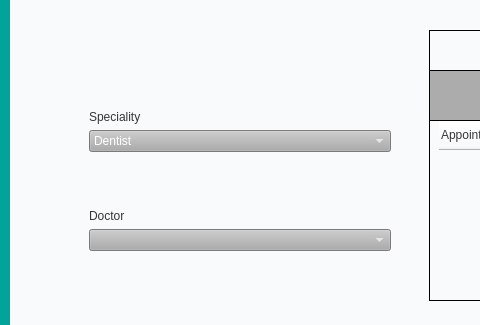
Above: src/gui/ui/MainWindow2.ui from RoronoaZoro321/Healthcare-Management-System before the change; both pictures show x 221 to 701 and y 0 to 325 of the 1251 by 720 pixel window. Below: the same form after it.
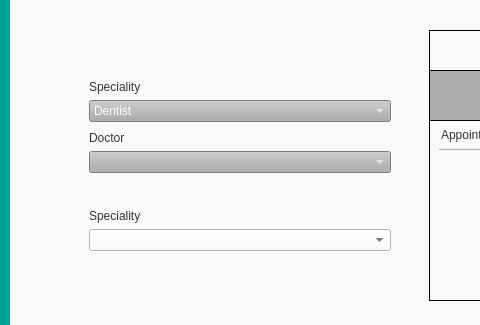
That is the form after the change. Icons and pictures are not drawn.

Patch:
```diff
--- a/src/gui/ui/MainWindow2.ui
+++ b/src/gui/ui/MainWindow2.ui
@@ -335,9 +335,9 @@
           <property name="geometry">
            <rect>
             <x>110</x>
-            <y>120</y>
+            <y>90</y>
             <width>302</width>
-            <height>141</height>
+            <height>171</height>
            </rect>
           </property>
           <layout class="QVBoxLayout" name="verticalLayout_4">
@@ -353,7 +353,7 @@
             </widget>
            </item>
            <item>
-            <widget class="QComboBox" name="Speciality">
+            <widget class="QComboBox" name="Department">
              <property name="styleSheet">
               <string notr="true">background: #ACACAC;
 font: 12pt &quot;Cambria&quot;;
@@ -424,6 +424,29 @@
              </property>
             </widget>
            </item>
+           <item>
+            <spacer name="verticalSpacer_3">
+             <property name="orientation">
+              <enum>Qt::Vertical</enum>
+             </property>
+             <property name="sizeHint" stdset="0">
+              <size>
+               <width>20</width>
+               <height>40</height>
+              </size>
+             </property>
+            </spacer>
+           </item>
+           <item>
+            <widget class="QLabel" name="label_8">
+             <property name="text">
+              <string>Speciality</string>
+             </property>
+            </widget>
+           </item>
+           <item>
+            <widget class="QComboBox" name="Speciality"/>
+           </item>
           </layout>
          </widget>
         </widget>
```
Left out of the diff: 10 changed lines with no effect on the pictures.
